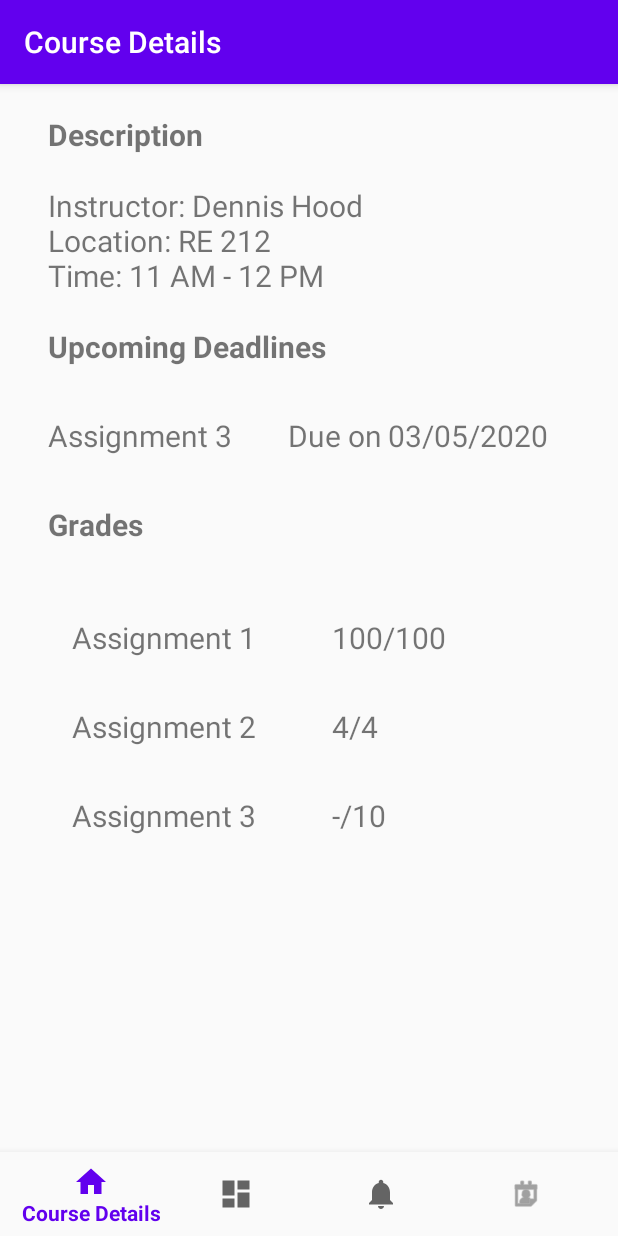
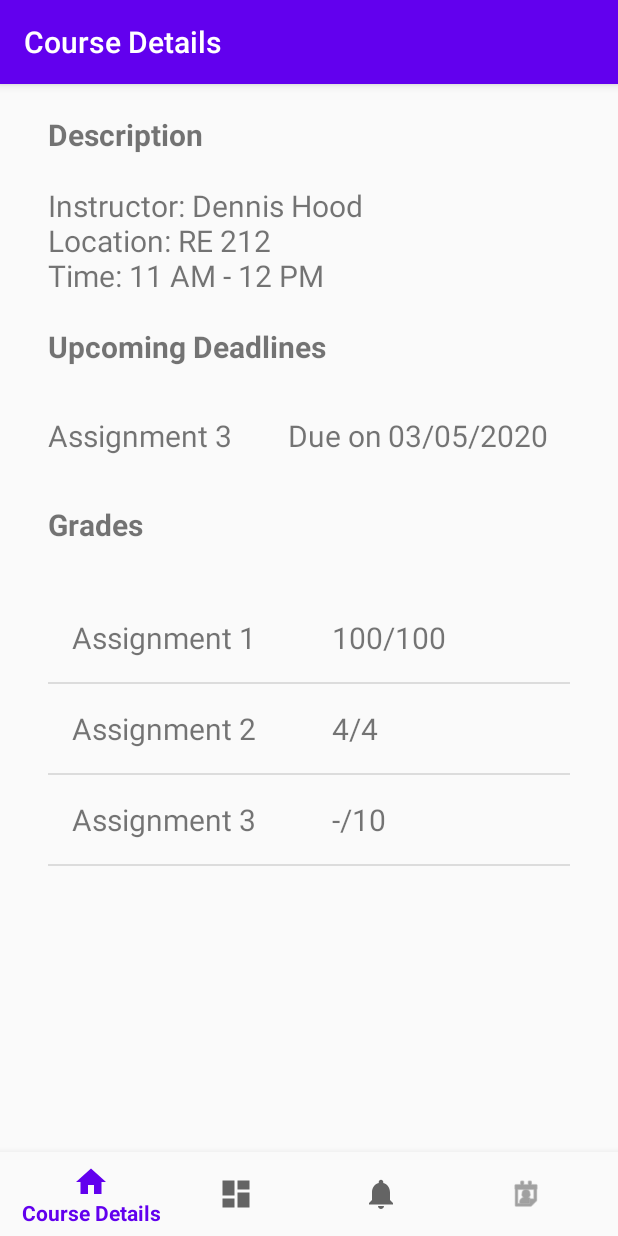
Before and after one commit to rheashetty74/Academic_Tracker, an Android app: the HomeFragment screen opened directly, with no data from a screen before it, on a phone screen of 412 x 824 dp. Run offline under Robolectric (Android 15) with nearby library versions, the phone set to English and light mode, and no system bars; our stand-ins replace navigation-ui.

Commit message:
Minor UI changes

```diff
--- a/app/src/main/java/com/iit/academictracker/ui/home/HomeFragment.java
+++ b/app/src/main/java/com/iit/academictracker/ui/home/HomeFragment.java
@@ -39,6 +39,7 @@ public class HomeFragment extends Fragment {
         recyclerView.setAdapter(gradesListAdapter);
         DividerItemDecoration dividerItemDecoration = new DividerItemDecoration(recyclerView.getContext(),
                 LinearLayoutManager.VERTICAL);
+        recyclerView.addItemDecoration(dividerItemDecoration);
 
         homeViewModel.getDescription().observe(getViewLifecycleOwner(), new Observer<String>() {
             @Override
--- a/app/src/main/res/layout/activity_course_info.xml
+++ b/app/src/main/res/layout/activity_course_info.xml
@@ -15,6 +15,7 @@
         android:layout_marginEnd="32dp"
         android:textSize="20sp"
         android:text="@string/semester_spring_2020"
+        android:textStyle="bold"
         app:layout_constraintEnd_toEndOf="parent"
         app:layout_constraintStart_toStartOf="parent"
         app:layout_constraintTop_toTopOf="parent" />
```
